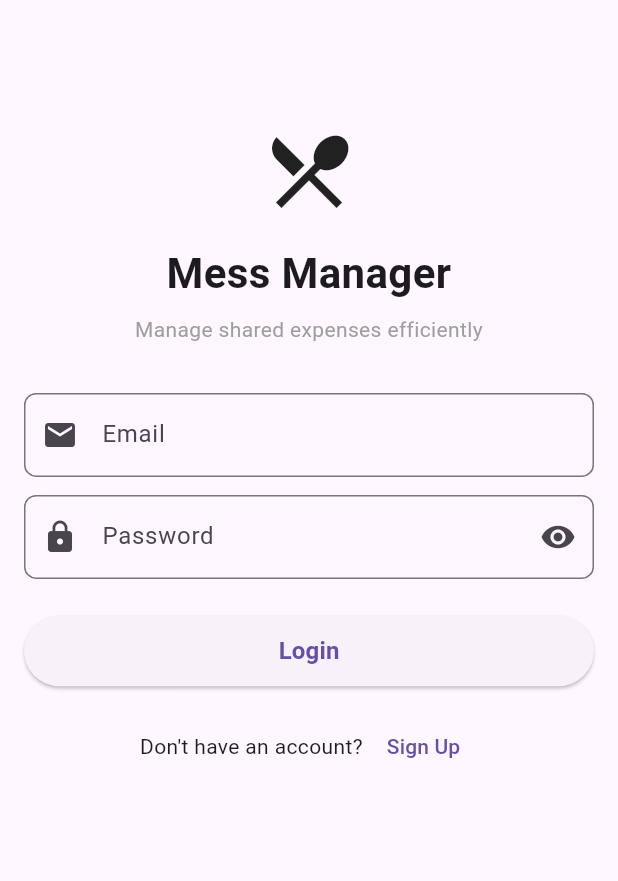
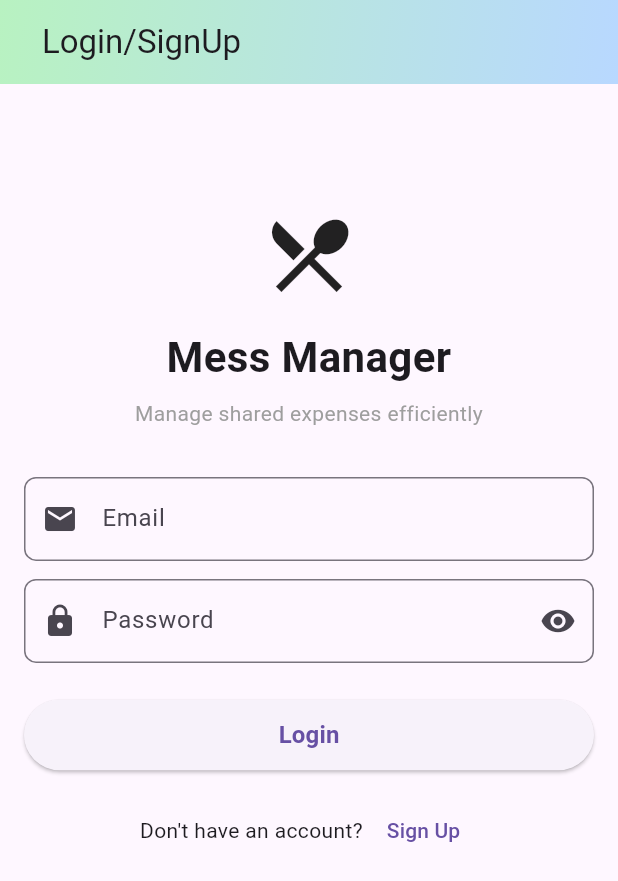
Before and after one commit to mdjakariaa/Flutter_Course_Project, a Flutter app: the screen it shows after launch, on a phone screen of 412 x 824 dp. Shown: the top 881 px of the screen. Run offline on Flutter 3.47's test engine with Material 3 defaults, Android fonts, the light colour scheme and no system bars; our stand-ins replace supabase_flutter; accounts and stored records are empty.

Commit message:
Header of Authentication page has been added

```diff
--- a/lib/main.dart
+++ b/lib/main.dart
@@ -121,6 +121,7 @@ class _LoginScreenWithToggleState extends State<LoginScreenWithToggle> {
   @override
   Widget build(BuildContext context) {
     return Scaffold(
+      appBar: const GradientAppBar(title: 'Login/SignUp'),
       body: Consumer<AuthProvider>(
         builder: (context, authProvider, _) {
           return SingleChildScrollView(
@@ -310,6 +311,7 @@ class _SignupScreenWithToggleState extends State<SignupScreenWithToggle> {
   @override
   Widget build(BuildContext context) {
     return Scaffold(
+      appBar: const GradientAppBar(title: 'Login/SignUp'),
       body: Consumer<AuthProvider>(
         builder: (context, authProvider, _) {
           return SingleChildScrollView(
```
